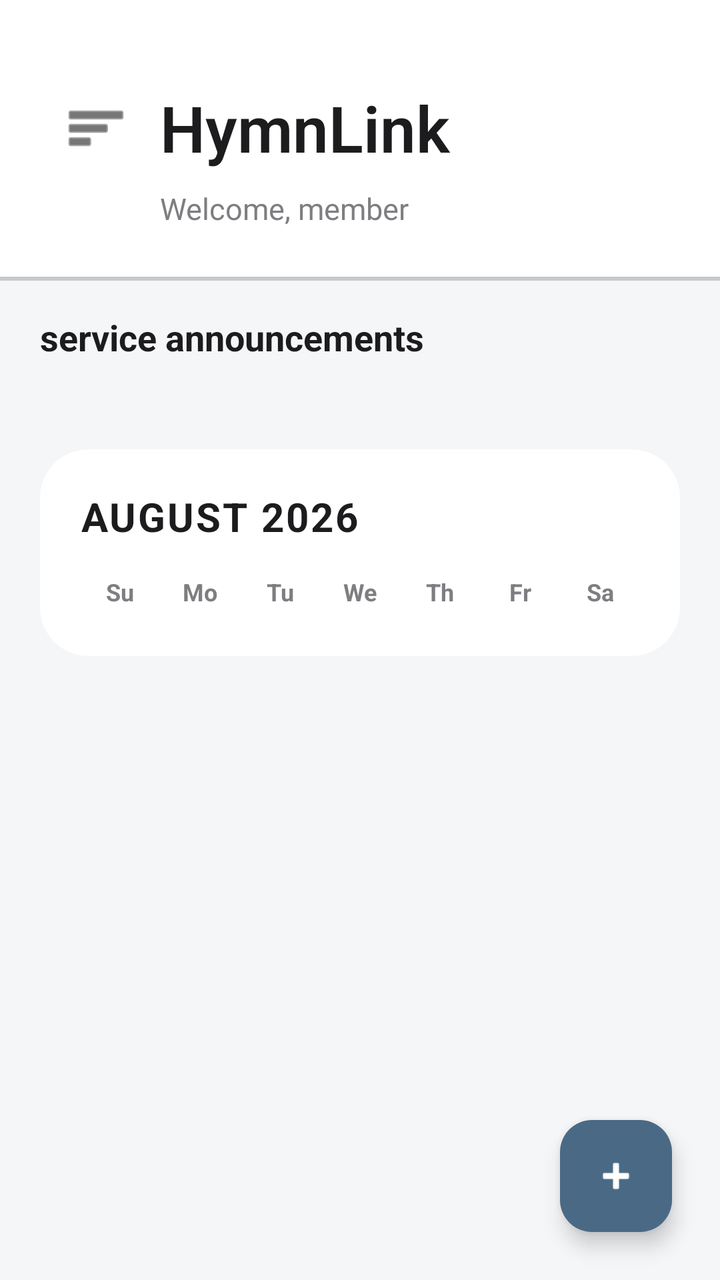
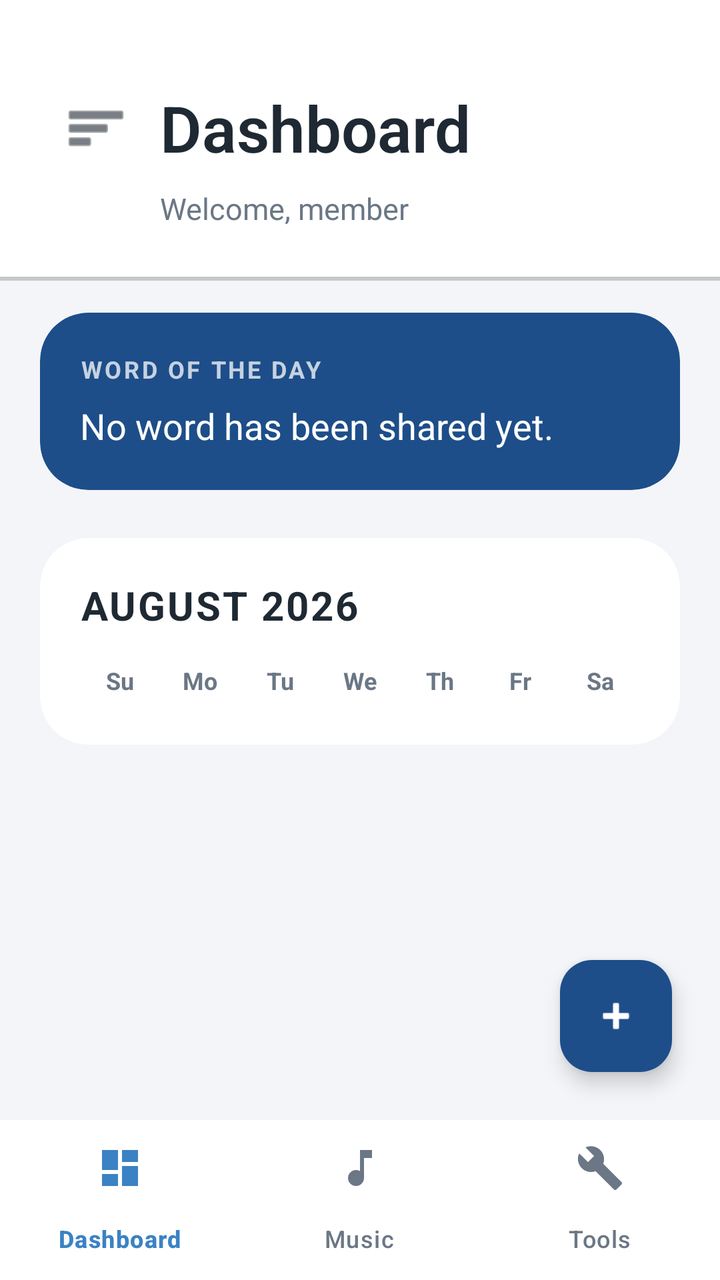

An Android layout rendered at two revisions. The XML below is the earlier revision; the diff shows what the commit changed to produce the second picture.
<!-- AndroidManifest.xml: application theme Theme.DivineRoster -->
<!-- res/layout/activity_dashboard.xml -->
<?xml version="1.0" encoding="utf-8"?>
<androidx.drawerlayout.widget.DrawerLayout xmlns:android="http://schemas.android.com/apk/res/android"
    xmlns:app="http://schemas.android.com/apk/res-auto"
    android:id="@+id/drawerLayout"
    android:layout_width="match_parent"
    android:layout_height="match_parent"
    android:fitsSystemWindows="true">

    
    <androidx.coordinatorlayout.widget.CoordinatorLayout
        android:layout_width="match_parent"
        android:layout_height="match_parent">

        <com.google.android.material.appbar.AppBarLayout
            android:id="@+id/appBarLayout"
            android:layout_width="match_parent"
            android:layout_height="wrap_content"
            android:background="?android:windowBackground"
            app:elevation="0dp">

            
            <LinearLayout
                android:id="@+id/expandedHeader"
                android:layout_width="match_parent"
                android:layout_height="wrap_content"
                android:orientation="vertical"
                android:paddingHorizontal="24dp"
                android:paddingTop="40dp"
                android:paddingBottom="24dp"
                android:background="?attr/cardBackgroundColor">

                <LinearLayout
                    android:layout_width="match_parent"
                    android:layout_height="wrap_content"
                    android:orientation="horizontal"
                    android:gravity="center_vertical">

                    <ImageButton
                        android:id="@+id/btnMenu"
                        android:layout_width="48dp"
                        android:layout_height="48dp"
                        android:background="?android:attr/selectableItemBackgroundBorderless"
                        android:src="@android:drawable/ic_menu_sort_by_size"
                        app:tint="?android:textColorPrimary"
                        android:contentDescription="Open navigation drawer" />

                    <TextView
                        android:id="@+id/dashboardTitle"
                        android:layout_width="0dp"
                        android:layout_weight="1"
                        android:layout_height="wrap_content"
                        android:text="HymnLink"
                        android:textSize="32sp"
                        android:textStyle="bold"
                        android:textColor="?android:textColorPrimary"
                        android:fontFamily="sans-serif-light"
                        android:layout_marginStart="8dp" />
                </LinearLayout>

                <TextView
                    android:id="@+id/userWelcomeSub"
                    android:layout_width="wrap_content"
                    android:layout_height="wrap_content"
                    android:text="Welcome, member"
                    android:textColor="?android:textColorSecondary"
                    android:textSize="15sp"
                    android:layout_marginTop="6dp"
                    android:layout_marginStart="56dp" />
            </LinearLayout>

            
            <View
                android:layout_width="match_parent"
                android:layout_height="2dp"
                android:background="#2F000000" />
        </com.google.android.material.appbar.AppBarLayout>

        <androidx.core.widget.NestedScrollView
            android:layout_width="match_parent"
            android:layout_height="match_parent"
            app:layout_behavior="@string/appbar_scrolling_view_behavior">

            <LinearLayout
                android:layout_width="match_parent"
                android:layout_height="wrap_content"
                android:orientation="vertical"
                android:paddingHorizontal="20dp"
                android:paddingTop="16dp"
                android:paddingBottom="120dp">

                
                <LinearLayout
                    android:id="@+id/adminApprovalSection"
                    android:layout_width="match_parent"
                    android:layout_height="wrap_content"
                    android:orientation="vertical"
                    android:visibility="gone"
                    android:layout_marginBottom="24dp">

                    <TextView
                        android:layout_width="wrap_content"
                        android:layout_height="wrap_content"
                        android:text="events pending"
                        android:textSize="18sp"
                        android:textStyle="bold"
                        android:textColor="@color/badge_pending_txt"
                        android:layout_marginBottom="12dp" />

                    <androidx.recyclerview.widget.RecyclerView
                        android:id="@+id/approvalsRecyclerView"
                        android:layout_width="match_parent"
                        android:layout_height="wrap_content"
                        android:nestedScrollingEnabled="false" />
                </LinearLayout>

                
                <LinearLayout
                    android:id="@+id/sectionHighImportance"
                    android:layout_width="match_parent"
                    android:layout_height="wrap_content"
                    android:orientation="vertical"
                    android:visibility="gone">

                    <TextView
                        android:layout_width="wrap_content"
                        android:layout_height="wrap_content"
                        android:text="high importance"
                        android:textSize="18sp"
                        android:textStyle="bold"
                        android:textColor="@color/badge_high_txt"
                        android:layout_marginBottom="12dp" />

                    <androidx.recyclerview.widget.RecyclerView
                        android:id="@+id/rosterHighImportanceRecyclerView"
                        android:layout_width="match_parent"
                        android:layout_height="wrap_content"
                        android:nestedScrollingEnabled="false"
                        android:layout_marginBottom="24dp" />
                </LinearLayout>

                <LinearLayout
                    android:id="@+id/sectionUrgent"
                    android:layout_width="match_parent"
                    android:layout_height="wrap_content"
                    android:orientation="vertical"
                    android:visibility="gone">

                    <TextView
                        android:layout_width="wrap_content"
                        android:layout_height="wrap_content"
                        android:text="urgent"
                        android:textSize="18sp"
                        android:textStyle="bold"
                        android:textColor="@color/badge_urgent_txt"
                        android:layout_marginBottom="12dp" />

                    <androidx.recyclerview.widget.RecyclerView
                        android:id="@+id/rosterUrgentRecyclerView"
                        android:layout_width="match_parent"
                        android:layout_height="wrap_content"
                        android:nestedScrollingEnabled="false"
                        android:layout_marginBottom="24dp" />
                </LinearLayout>

                <LinearLayout
                    android:id="@+id/sectionNormal"
                    android:layout_width="match_parent"
                    android:layout_height="wrap_content"
                    android:orientation="vertical"
                    android:visibility="gone">

                    <TextView
                        android:layout_width="wrap_content"
                        android:layout_height="wrap_content"
                        android:text="normal"
                        android:textSize="18sp"
                        android:textStyle="bold"
                        android:textColor="?android:textColorPrimary"
                        android:layout_marginBottom="12dp" />

                    <androidx.recyclerview.widget.RecyclerView
                        android:id="@+id/rosterNormalRecyclerView"
                        android:layout_width="match_parent"
                        android:layout_height="wrap_content"
                        android:nestedScrollingEnabled="false"
                        android:layout_marginBottom="24dp" />
                </LinearLayout>

                
                <TextView
                    android:layout_width="wrap_content"
                    android:layout_height="wrap_content"
                    android:text="service announcements"
                    android:textSize="18sp"
                    android:textStyle="bold"
                    android:textColor="?android:textColorPrimary"
                    android:layout_marginBottom="12dp" />

                <androidx.recyclerview.widget.RecyclerView
                    android:id="@+id/tasksRecyclerView"
                    android:layout_width="match_parent"
                    android:layout_height="wrap_content"
                    android:nestedScrollingEnabled="false"
                    android:layout_marginBottom="32dp" />

                
                <androidx.cardview.widget.CardView
                    android:layout_width="match_parent"
                    android:layout_height="wrap_content"
                    app:cardCornerRadius="24dp"
                    app:cardElevation="0dp"
                    app:cardBackgroundColor="?attr/cardBackgroundColor">

                    <LinearLayout
                        android:layout_width="match_parent"
                        android:layout_height="wrap_content"
                        android:orientation="vertical"
                        android:padding="20dp">

                        <TextView
                            android:id="@+id/tvCurrentMonth"
                            android:layout_width="wrap_content"
                            android:layout_height="wrap_content"
                            android:text="AUGUST 2026"
                            android:textSize="20sp"
                            android:textStyle="bold"
                            android:textColor="?android:textColorPrimary"
                            android:letterSpacing="0.05"
                            android:layout_marginBottom="16dp" />

                        
                        <LinearLayout
                            android:layout_width="match_parent"
                            android:layout_height="wrap_content"
                            android:orientation="horizontal">

                            <TextView style="@style/CalendarWeekdayLabel" android:text="Su" />
                            <TextView style="@style/CalendarWeekdayLabel" android:text="Mo" />
                            <TextView style="@style/CalendarWeekdayLabel" android:text="Tu" />
                            <TextView style="@style/CalendarWeekdayLabel" android:text="We" />
                            <TextView style="@style/CalendarWeekdayLabel" android:text="Th" />
                            <TextView style="@style/CalendarWeekdayLabel" android:text="Fr" />
                            <TextView style="@style/CalendarWeekdayLabel" android:text="Sa" />
                        </LinearLayout>

                        <androidx.recyclerview.widget.RecyclerView
                            android:id="@+id/calendarRecyclerView"
                            android:layout_width="match_parent"
                            android:layout_height="wrap_content"
                            android:layout_marginTop="4dp"
                            android:nestedScrollingEnabled="false" />
                    </LinearLayout>
                </androidx.cardview.widget.CardView>

            </LinearLayout>
        </androidx.core.widget.NestedScrollView>

        
        <LinearLayout
            android:id="@+id/fabSubmenuLayout"
            android:layout_width="wrap_content"
            android:layout_height="wrap_content"
            android:orientation="vertical"
            android:gravity="end"
            android:layout_gravity="bottom|end"
            android:layout_marginEnd="24dp"
            android:layout_marginBottom="90dp"
            android:visibility="gone">

            
            <LinearLayout
                android:id="@+id/btnFabMeeting"
                android:layout_width="wrap_content"
                android:layout_height="wrap_content"
                android:orientation="horizontal"
                android:gravity="center_vertical"
                android:layout_marginBottom="12dp"
                android:clickable="true"
                android:focusable="true">
                <TextView
                    android:layout_width="wrap_content"
                    android:layout_height="wrap_content"
                    android:text="Meeting"
                    android:textColor="?android:textColorPrimary"
                    android:background="@drawable/bg_rounded_card"
                    android:paddingHorizontal="12dp"
                    android:paddingVertical="6dp"
                    android:textSize="13sp"
                    android:textStyle="bold"
                    android:layout_marginEnd="8dp"
                    android:elevation="2dp" />
                <com.google.android.material.floatingactionbutton.FloatingActionButton
                    android:id="@+id/fabIconMeeting"
                    android:layout_width="wrap_content"
                    android:layout_height="wrap_content"
                    app:fabSize="mini"
                    android:src="@android:drawable/ic_menu_myplaces"
                    app:tint="#FFFFFF"
                    app:backgroundTint="@color/accent"
                    android:contentDescription="Schedule meeting" />
            </LinearLayout>

            
            <LinearLayout
                android:id="@+id/btnFabService"
                android:layout_width="wrap_content"
                android:layout_height="wrap_content"
                android:orientation="horizontal"
                android:gravity="center_vertical"
                android:layout_marginBottom="12dp"
                android:clickable="true"
                android:focusable="true">
                <TextView
                    android:layout_width="wrap_content"
                    android:layout_height="wrap_content"
                    android:text="Service"
                    android:textColor="?android:textColorPrimary"
                    android:background="@drawable/bg_rounded_card"
                    android:paddingHorizontal="12dp"
                    android:paddingVertical="6dp"
                    android:textSize="13sp"
                    android:textStyle="bold"
                    android:layout_marginEnd="8dp"
                    android:elevation="2dp" />
                <com.google.android.material.floatingactionbutton.FloatingActionButton
                    android:id="@+id/fabIconService"
                    android:layout_width="wrap_content"
                    android:layout_height="wrap_content"
                    app:fabSize="mini"
                    android:src="@android:drawable/ic_menu_week"
                    app:tint="#FFFFFF"
                    app:backgroundTint="@color/accent"
                    android:contentDescription="Schedule Sunday service" />
            </LinearLayout>

            
            <LinearLayout
                android:id="@+id/btnFabAnnouncement"
                android:layout_width="wrap_content"
                android:layout_height="wrap_content"
                android:orientation="horizontal"
                android:gravity="center_vertical"
                android:layout_marginBottom="12dp"
                android:clickable="true"
                android:focusable="true">
                <TextView
                    android:layout_width="wrap_content"
                    android:layout_height="wrap_content"
                    android:text="Announcement"
                    android:textColor="?android:textColorPrimary"
                    android:background="@drawable/bg_rounded_card"
                    android:paddingHorizontal="12dp"
                    android:paddingVertical="6dp"
                    android:textSize="13sp"
                    android:textStyle="bold"
                    android:layout_marginEnd="8dp"
                    android:elevation="2dp" />
                <com.google.android.material.floatingactionbutton.FloatingActionButton
                    android:id="@+id/fabIconAnnouncement"
                    android:layout_width="wrap_content"
                    android:layout_height="wrap_content"
                    app:fabSize="mini"
                    android:src="@android:drawable/ic_dialog_info"
                    app:tint="#FFFFFF"
                    app:backgroundTint="@color/accent"
                    android:contentDescription="Create announcement task" />
            </LinearLayout>
        </LinearLayout>

        
        <com.google.android.material.floatingactionbutton.FloatingActionButton
            android:id="@+id/fabAdd"
            android:layout_width="wrap_content"
            android:layout_height="wrap_content"
            android:layout_gravity="bottom|end"
            android:layout_margin="24dp"
            android:src="@android:drawable/ic_input_add"
            app:tint="#FFFFFF"
            app:backgroundTint="@color/primary"
            android:contentDescription="Open actions panel" />

    </androidx.coordinatorlayout.widget.CoordinatorLayout>

    
    <com.google.android.material.navigation.NavigationView
        android:id="@+id/navigationView"
        android:layout_width="wrap_content"
        android:layout_height="match_parent"
        android:layout_gravity="start"
        app:menu="@menu/drawer_menu"
        android:background="?android:windowBackground" />

</androidx.drawerlayout.widget.DrawerLayout>
<!-- resources referenced by this layout -->
<resources>
  <color name="accent">#6C8EBF</color>
  <color name="badge_high_txt">#C62828</color>
  <color name="badge_pending_txt">#E65100</color>
  <color name="badge_urgent_txt">#EF6C00</color>
  <color name="primary">#4A6984</color>
  <!-- drawable bg_rounded_card (drawable) -->
  <?xml version="1.0" encoding="utf-8"?>
  <shape xmlns:android="http://schemas.android.com/apk/res/android"
      android:shape="rectangle">
      <solid android:color="?attr/cardBackgroundColor" />
      <corners android:radius="24dp" />
  </shape>
  <style name="CalendarWeekdayLabel">
          <item name="android:layout_width">0dp</item>
          <item name="android:layout_height">wrap_content</item>
          <item name="android:layout_weight">1</item>
          <item name="android:gravity">center</item>
          <item name="android:textSize">12sp</item>
          <item name="android:textStyle">bold</item>
          <item name="android:textColor">?android:textColorSecondary</item>
      </style>
  <style name="Theme.DivineRoster" parent="Theme.Material3.DayNight.NoActionBar">
          <item name="colorPrimary">@color/primary</item>
          <item name="colorPrimaryDark">@color/primary_dark</item>
          <item name="colorSecondary">@color/accent</item>
          <item name="android:windowBackground">@color/light_bg</item>
          <item name="cardBackgroundColor">@color/light_card</item>
          <item name="android:textColorPrimary">@color/light_text</item>
          <item name="android:textColorSecondary">@color/light_text_secondary</item>
      </style>
  <color name="primary_dark">#2C4257</color>
  <color name="light_bg">#F4F6F8</color>
  <color name="light_card">#FFFFFF</color>
  <color name="light_text">#1C1C1E</color>
  <color name="light_text_secondary">#7E7E82</color>
</resources>

<!-- the commit's change to res/layout/activity_dashboard.xml (unified diff, before → after) -->
@@ -6,10 +6,16 @@
     android:layout_height="match_parent"
     android:fitsSystemWindows="true">
 
+    <LinearLayout
+        android:layout_width="match_parent"
+        android:layout_height="match_parent"
+        android:orientation="vertical">
+
     
     <androidx.coordinatorlayout.widget.CoordinatorLayout
         android:layout_width="match_parent"
-        android:layout_height="match_parent">
+        android:layout_height="0dp"
+        android:layout_weight="1">
 
         <com.google.android.material.appbar.AppBarLayout
             android:id="@+id/appBarLayout"
@@ -49,7 +55,7 @@
                         android:layout_width="0dp"
                         android:layout_weight="1"
                         android:layout_height="wrap_content"
-                        android:text="HymnLink"
+                        android:text="Dashboard"
                         android:textSize="32sp"
                         android:textStyle="bold"
                         android:textColor="?android:textColorPrimary"
@@ -86,7 +92,83 @@
                 android:orientation="vertical"
                 android:paddingHorizontal="20dp"
                 android:paddingTop="16dp"
-                android:paddingBottom="120dp">
+                android:paddingBottom="96dp">
+
+                
+                <androidx.cardview.widget.CardView
+                    android:id="@+id/cardWordOfTheDay"
+                    android:layout_width="match_parent"
+                    android:layout_height="wrap_content"
+                    android:layout_marginBottom="24dp"
+                    app:cardCornerRadius="24dp"
+                    app:cardElevation="0dp"
+                    app:cardBackgroundColor="@color/primary">
+
+                    <LinearLayout
+                        android:layout_width="match_parent"
+                        android:layout_height="wrap_content"
+                        android:orientation="vertical"
+                        android:padding="20dp">
+
+                        <LinearLayout
+                            android:layout_width="match_parent"
+                            android:layout_height="wrap_content"
+                            android:orientation="horizontal"
+                            android:gravity="center_vertical">
+
+                            <TextView
+                                android:layout_width="0dp"
+                                android:layout_height="wrap_content"
+                                android:layout_weight="1"
+                                android:text="WORD OF THE DAY"
+                                android:textColor="#FFFFFF"
+                                android:alpha="0.75"
+                                android:textSize="12sp"
+                                android:textStyle="bold"
+                                android:letterSpacing="0.1" />
+
+                            <ImageButton
+                                android:id="@+id/btnEditWord"
+                                android:layout_width="36dp"
+                                android:layout_height="36dp"
+                                android:background="?android:attr/selectableItemBackgroundBorderless"
+                                android:src="@drawable/ic_edit"
+                                android:contentDescription="Update word of the day"
+                                android:visibility="gone"
+                                app:tint="#FFFFFF" />
+                        </LinearLayout>
+
+                        <TextView
+                            android:id="@+id/tvWordText"
+                            android:layout_width="match_parent"
+                            android:layout_height="wrap_content"
+                            android:layout_marginTop="8dp"
+                            android:text="No word has been shared yet."
+                            android:textColor="#FFFFFF"
+                            android:textSize="18sp"
+                            android:lineSpacingExtra="3dp" />
+
+                        <TextView
+                            android:id="@+id/tvWordReference"
+                            android:layout_width="wrap_content"
+                            android:layout_height="wrap_content"
+                            android:layout_marginTop="8dp"
+                            android:textColor="#FFFFFF"
+                            android:textSize="14sp"
+                            android:textStyle="bold"
+                            android:visibility="gone" />
+
+                        <TextView
+                            android:id="@+id/tvWordMeta"
+                            android:layout_width="wrap_content"
+                            android:layout_height="wrap_content"
+                            android:layout_marginTop="12dp"
+                            android:textColor="#FFFFFF"
+                            android:alpha="0.7"
+                            android:textSize="11sp"
+                            android:visibility="gone" />
+                    </LinearLayout>
+                </androidx.cardview.widget.CardView>
 
                 
                 <LinearLayout
@@ -187,21 +269,29 @@
                 </LinearLayout>
 
                 
-                <TextView
-                    android:layout_width="wrap_content"
-                    android:layout_height="wrap_content"
-                    android:text="service announcements"
-                    android:textSize="18sp"
-                    android:textStyle="bold"
-                    android:textColor="?android:textColorPrimary"
-                    android:layout_marginBottom="12dp" />
-
-                <androidx.recyclerview.widget.RecyclerView
-                    android:id="@+id/tasksRecyclerView"
-                    android:layout_width="match_parent"
-                    android:layout_height="wrap_content"
-                    android:nestedScrollingEnabled="false"
-                    android:layout_marginBottom="32dp" />
+                <LinearLayout
+                    android:id="@+id/sectionAnnouncements"
+                    android:layout_width="match_parent"
+                    android:layout_height="wrap_content"
+                    android:orientation="vertical"
+                    android:visibility="gone">
+
+                    <TextView
+                        android:layout_width="wrap_content"
+                        android:layout_height="wrap_content"
+                        android:text="announcements"
+                        android:textSize="18sp"
+                        android:textStyle="bold"
+                        android:textColor="?android:textColorPrimary"
+                        android:layout_marginBottom="12dp" />
+
+                    <androidx.recyclerview.widget.RecyclerView
+                        android:id="@+id/announcementsRecyclerView"
+                        android:layout_width="match_parent"
+                        android:layout_height="wrap_content"
+                        android:nestedScrollingEnabled="false"
+                        android:layout_marginBottom="32dp" />
+                </LinearLayout>
 
                 
                 <androidx.cardview.widget.CardView
@@ -381,6 +471,17 @@
 
     </androidx.coordinatorlayout.widget.CoordinatorLayout>
 
+        <com.google.android.material.bottomnavigation.BottomNavigationView
+            android:id="@+id/bottomNavigation"
+            android:layout_width="match_parent"
+            android:layout_height="wrap_content"
+            android:background="?attr/cardBackgroundColor"
+            app:menu="@menu/bottom_nav_menu"
+            app:labelVisibilityMode="labeled"
+            app:itemIconTint="@color/bottom_nav_item"
+            app:itemTextColor="@color/bottom_nav_item" />
+    </LinearLayout>
+
     
     <com.google.android.material.navigation.NavigationView
         android:id="@+id/navigationView"
<!-- resource entries referenced after the edit -->
@@ -1,10 +1,10 @@
 <!-- resources referenced by this layout -->
 <resources>
-  <color name="accent">#6C8EBF</color>
-  <color name="badge_high_txt">#C62828</color>
-  <color name="badge_pending_txt">#E65100</color>
-  <color name="badge_urgent_txt">#EF6C00</color>
-  <color name="primary">#4A6984</color>
+  <color name="accent">#3B82C4</color>
+  <color name="badge_high_txt">#FFFFFF</color>
+  <color name="badge_pending_txt">#4A5560</color>
+  <color name="badge_urgent_txt">#1D6FB8</color>
+  <color name="primary">#1D4E89</color>
   <!-- drawable bg_rounded_card (drawable) -->
   <?xml version="1.0" encoding="utf-8"?>
   <shape xmlns:android="http://schemas.android.com/apk/res/android"
@@ -12,6 +12,17 @@
       <solid android:color="?attr/cardBackgroundColor" />
       <corners android:radius="24dp" />
   </shape>
+  <!-- drawable ic_edit (drawable) -->
+  <?xml version="1.0" encoding="utf-8"?>
+  <vector xmlns:android="http://schemas.android.com/apk/res/android"
+      android:width="24dp"
+      android:height="24dp"
+      android:viewportWidth="24"
+      android:viewportHeight="24">
+      <path
+          android:fillColor="#FF000000"
+          android:pathData="M3,17.25V21h3.75L17.81,9.94l-3.75,-3.75L3,17.25zM20.71,7.04c0.39,-0.39 0.39,-1.02 0,-1.41l-2.34,-2.34c-0.39,-0.39 -1.02,-0.39 -1.41,0l-1.83,1.83 3.75,3.75 1.83,-1.83z" />
+  </vector>
   <style name="CalendarWeekdayLabel">
           <item name="android:layout_width">0dp</item>
           <item name="android:layout_height">wrap_content</item>
@@ -30,10 +41,10 @@
           <item name="android:textColorPrimary">@color/light_text</item>
           <item name="android:textColorSecondary">@color/light_text_secondary</item>
       </style>
-  <color name="primary_dark">#2C4257</color>
-  <color name="light_bg">#F4F6F8</color>
+  <color name="primary_dark">#12365F</color>
+  <color name="light_bg">#F3F5F8</color>
   <color name="light_card">#FFFFFF</color>
-  <color name="light_text">#1C1C1E</color>
-  <color name="light_text_secondary">#7E7E82</color>
+  <color name="light_text">#1F2933</color>
+  <color name="light_text_secondary">#6B7785</color>
 </resources>
 
